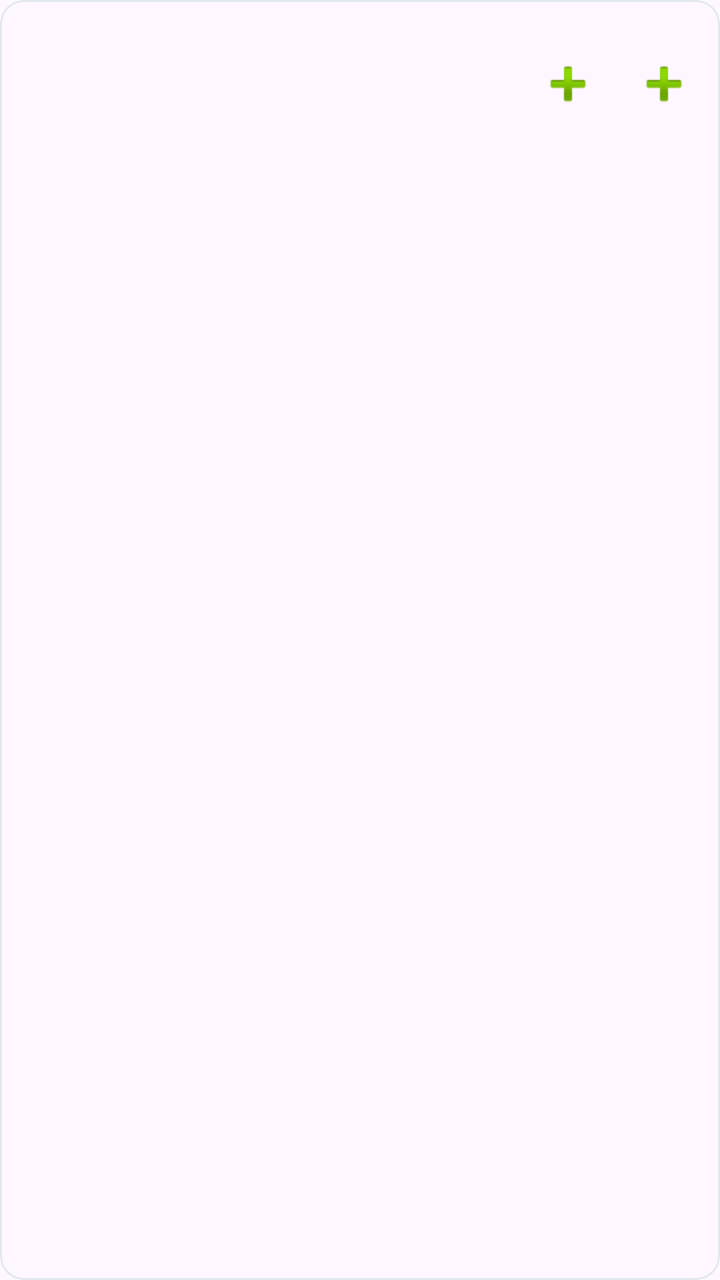
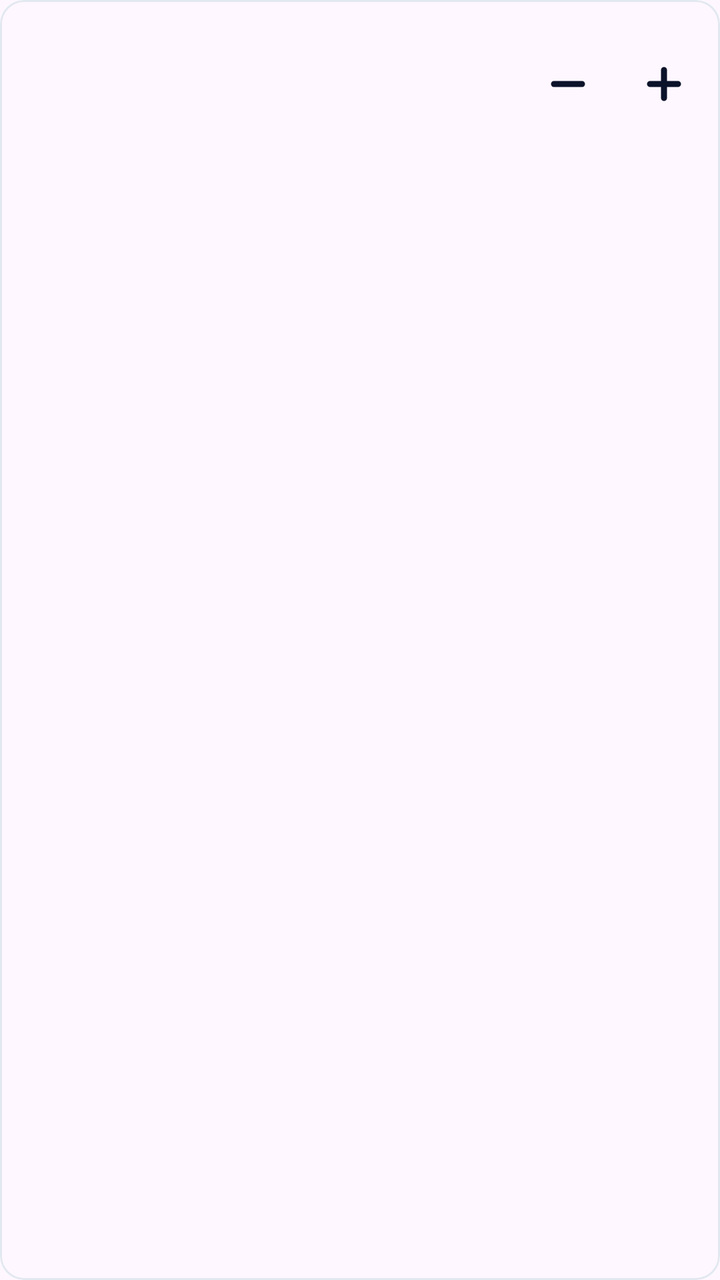

Before-and-after screenshots of an Android layout around one commit, followed by the original layout XML and the change that was made.
<!-- AndroidManifest.xml: application theme Theme.OmniEcommercePlatform -->
<!-- res/layout/item_cart_row.xml -->
<?xml version="1.0" encoding="utf-8"?>
<com.google.android.material.card.MaterialCardView xmlns:android="http://schemas.android.com/apk/res/android"
    xmlns:app="http://schemas.android.com/apk/res-auto"
    android:layout_width="match_parent"
    android:layout_height="wrap_content"
    android:layout_marginVertical="4dp"
    app:cardCornerRadius="12dp"
    app:cardElevation="0dp"
    app:strokeColor="#E2E8F0"
    app:strokeWidth="1dp">

    <LinearLayout
        android:layout_width="match_parent"
        android:layout_height="wrap_content"
        android:gravity="center_vertical"
        android:orientation="horizontal"
        android:padding="12dp">

        <ImageView
            android:id="@+id/imgCartItem"
            android:layout_width="60dp"
            android:layout_height="60dp"
            android:scaleType="centerCrop" />

        <LinearLayout
            android:layout_width="0dp"
            android:layout_height="wrap_content"
            android:layout_marginStart="12dp"
            android:layout_weight="1"
            android:orientation="vertical">

            <TextView
                android:id="@+id/tvCartTitle"
                android:layout_width="match_parent"
                android:layout_height="wrap_content"
                android:ellipsize="end"
                android:maxLines="1"
                android:textColor="#0B132B"
                android:textSize="14sp"
                android:textStyle="bold" />

            <TextView
                android:id="@+id/tvCartPrice"
                android:layout_width="wrap_content"
                android:layout_height="wrap_content"
                android:textColor="#0B132B"
                android:textSize="14sp"
                android:textStyle="bold" />
        </LinearLayout>

        <LinearLayout
            android:layout_width="wrap_content"
            android:layout_height="wrap_content"
            android:gravity="center_vertical"
            android:orientation="horizontal">

            <ImageButton
                android:id="@+id/btnDecrease"
                android:layout_width="32dp"
                android:layout_height="32dp"
                android:background="?attr/selectableItemBackgroundBorderless"
                android:src="@android:drawable/ic_input_add" />

            <TextView
                android:id="@+id/tvQty"
                android:layout_width="wrap_content"
                android:layout_height="wrap_content"
                android:paddingHorizontal="8dp"
                android:textColor="#0B132B"
                android:textSize="14sp"
                android:textStyle="bold" />

            <ImageButton
                android:id="@+id/btnIncrease"
                android:layout_width="32dp"
                android:layout_height="32dp"
                android:background="?attr/selectableItemBackgroundBorderless"
                android:src="@android:drawable/ic_input_add" />
        </LinearLayout>
    </LinearLayout>
</com.google.android.material.card.MaterialCardView>
<!-- resources referenced by this layout -->
<resources>
  <style name="Theme.OmniEcommercePlatform" parent="Base.Theme.OmniEcommercePlatform" />
  <style name="Base.Theme.OmniEcommercePlatform" parent="Theme.Material3.DayNight.NoActionBar">
          
          
      </style>
</resources>

<!-- the commit's change to res/layout/item_cart_row.xml (unified diff, before → after) -->
@@ -20,6 +20,7 @@
             android:id="@+id/imgCartItem"
             android:layout_width="60dp"
             android:layout_height="60dp"
+            android:contentDescription="Cart Product"
             android:scaleType="centerCrop" />
 
         <LinearLayout
@@ -59,7 +60,8 @@
                 android:layout_width="32dp"
                 android:layout_height="32dp"
                 android:background="?attr/selectableItemBackgroundBorderless"
-                android:src="@android:drawable/ic_input_add" />
+                android:contentDescription="Decrease"
+                android:src="@drawable/ic_minus" />
 
             <TextView
                 android:id="@+id/tvQty"
@@ -75,7 +77,8 @@
                 android:layout_width="32dp"
                 android:layout_height="32dp"
                 android:background="?attr/selectableItemBackgroundBorderless"
-                android:src="@android:drawable/ic_input_add" />
+                android:contentDescription="Increase"
+                android:src="@drawable/ic_plus" />
         </LinearLayout>
     </LinearLayout>
 </com.google.android.material.card.MaterialCardView>
<!-- resource entries referenced after the edit -->
@@ -1,5 +1,31 @@
 <!-- resources referenced by this layout -->
 <resources>
+  <!-- drawable ic_minus (drawable) -->
+  <?xml version="1.0" encoding="utf-8"?>
+  <vector xmlns:android="http://schemas.android.com/apk/res/android"
+      android:width="24dp"
+      android:height="24dp"
+      android:viewportWidth="24"
+      android:viewportHeight="24">
+      <path
+          android:pathData="M5,12 L19,12"
+          android:strokeWidth="3"
+          android:strokeColor="#0B132B"
+          android:strokeLineCap="round" />
+  </vector>
+  <!-- drawable ic_plus (drawable) -->
+  <?xml version="1.0" encoding="utf-8"?>
+  <vector xmlns:android="http://schemas.android.com/apk/res/android"
+      android:width="24dp"
+      android:height="24dp"
+      android:viewportWidth="24"
+      android:viewportHeight="24">
+      <path
+          android:pathData="M12,5 L12,19 M5,12 L19,12"
+          android:strokeWidth="3"
+          android:strokeColor="#0B132B"
+          android:strokeLineCap="round" />
+  </vector>
   <style name="Theme.OmniEcommercePlatform" parent="Base.Theme.OmniEcommercePlatform" />
   <style name="Base.Theme.OmniEcommercePlatform" parent="Theme.Material3.DayNight.NoActionBar">
           
